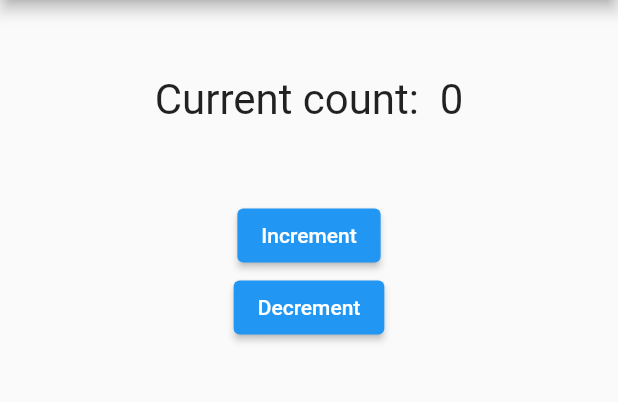
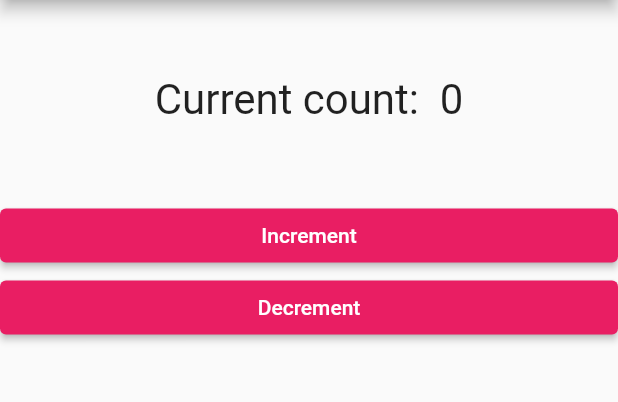
Before and after one commit to Tris-909/Flutter, a Flutter app: the screen it shows after launch, on a phone screen of 412 x 824 dp, the part 84-486 px from its top. Run offline on Flutter 3.47's test engine with Material 2 defaults, Android fonts, the light colour scheme and no system bars.

Commit message:
(9) Learning how to pass functions from widget to widget, Adding more style to ButtonWidget

```diff
--- /dev/null
+++ b/flutter_basics/lib/button.dart
@@ -0,0 +1,24 @@
+import 'package:flutter/material.dart';
+
+class Button extends StatelessWidget {
+  final Function handler;
+  final String text;
+
+  Button({this.handler, this.text});
+
+  @override
+  Widget build(BuildContext context) {
+    return Container(
+      child: ElevatedButton(
+        onPressed: handler,
+        child: Text(
+          text,
+        ),
+        style: ButtonStyle(
+          backgroundColor: MaterialStateProperty.all<Color>(Colors.pink),
+        ),
+      ),
+      width: double.infinity,
+    );
+  }
+}
--- a/flutter_basics/lib/main.dart
+++ b/flutter_basics/lib/main.dart
@@ -1,5 +1,6 @@
 import 'package:flutter/material.dart';
 import './placeholder.dart';
+import './button.dart';
 
 void main() => runApp(MyApp());
 
@@ -33,8 +34,8 @@ class _MyAppState extends State<MyApp> {
         body: Column(
           children: [
             Counter(text: "Current count: ", counter: _count),
-            ElevatedButton(onPressed: _increment, child: Text('Increment')),
-            ElevatedButton(onPressed: _decrement, child: Text('Decrement')),
+            Button(handler: _increment, text: 'Increment'),
+            Button(handler: _decrement, text: 'Decrement'),
           ],
         ),
       ),
```
